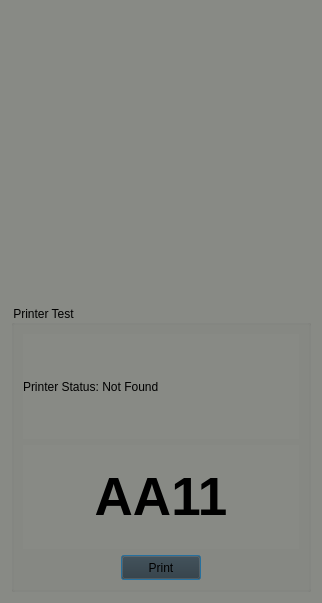
ugur-ombori/kioskTest, file ui/printerTest.ui: the form before one commit.
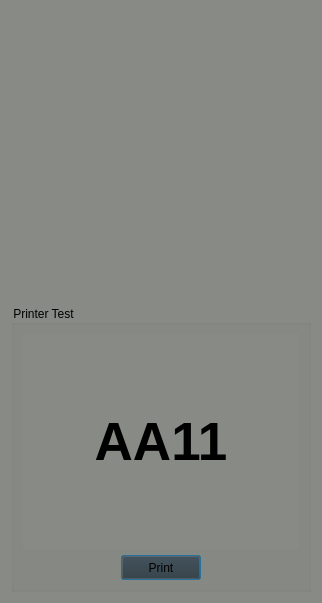
The form after the commit. Icons and pictures are not drawn.

What changed in the file:
```diff
--- a/ui/printerTest.ui
+++ b/ui/printerTest.ui
@@ -65,13 +65,6 @@
         <string>Printer Test</string>
        </property>
        <layout class="QVBoxLayout" name="verticalLayout">
-        <item>
-         <widget class="QLabel" name="printerStatus_label">
-          <property name="text">
-           <string>Printer Status: Not Found</string>
-          </property>
-         </widget>
-        </item>
         <item>
          <widget class="QLabel" name="speed_label">
           <property name="font">
```
